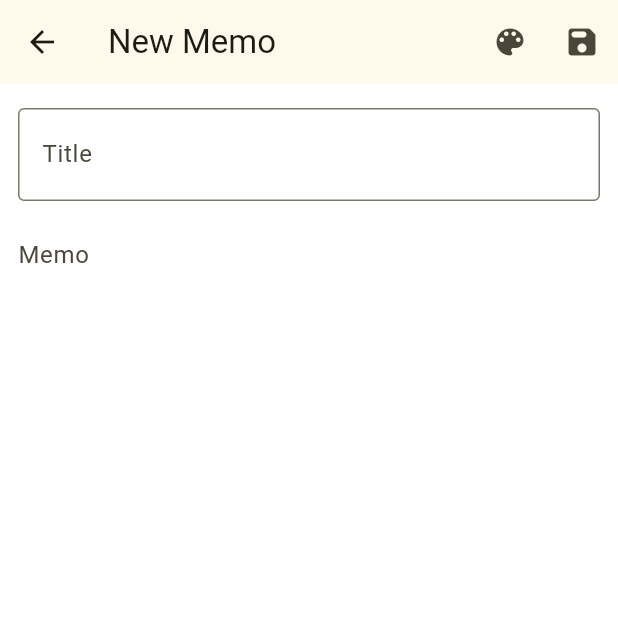
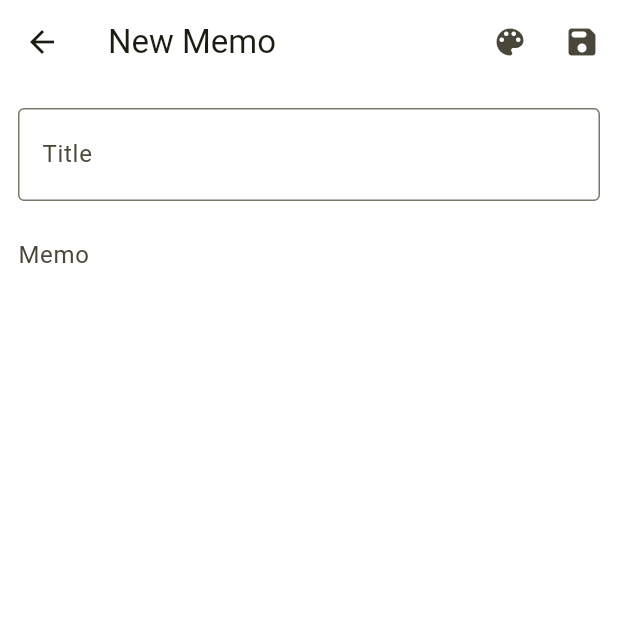
Before and after one commit to sashapivovarova/sticky_notes_app, a Flutter app: the screen it shows after launch, after a tap on the "add" icon, on a phone screen of 412 x 824 dp, the top half of it. Run offline on Flutter 3.47's test engine with Material 2 defaults, Android fonts, the phone set to English and light mode, and no system bars; our stand-ins replace sqflite; accounts and stored records are empty.

Commit message:
appbar の background color を修正

```diff
--- a/lib/page/note_edit_page.dart
+++ b/lib/page/note_edit_page.dart
@@ -43,6 +43,7 @@ class _NoteEditPageState extends State<NoteEditPage> {
         title: Text(
           newMemo ? 'New Memo' : 'Edit',
         ),
+        backgroundColor: color,
         actions: [
           IconButton(
               onPressed: _displayColorSelectionDialog,
```
